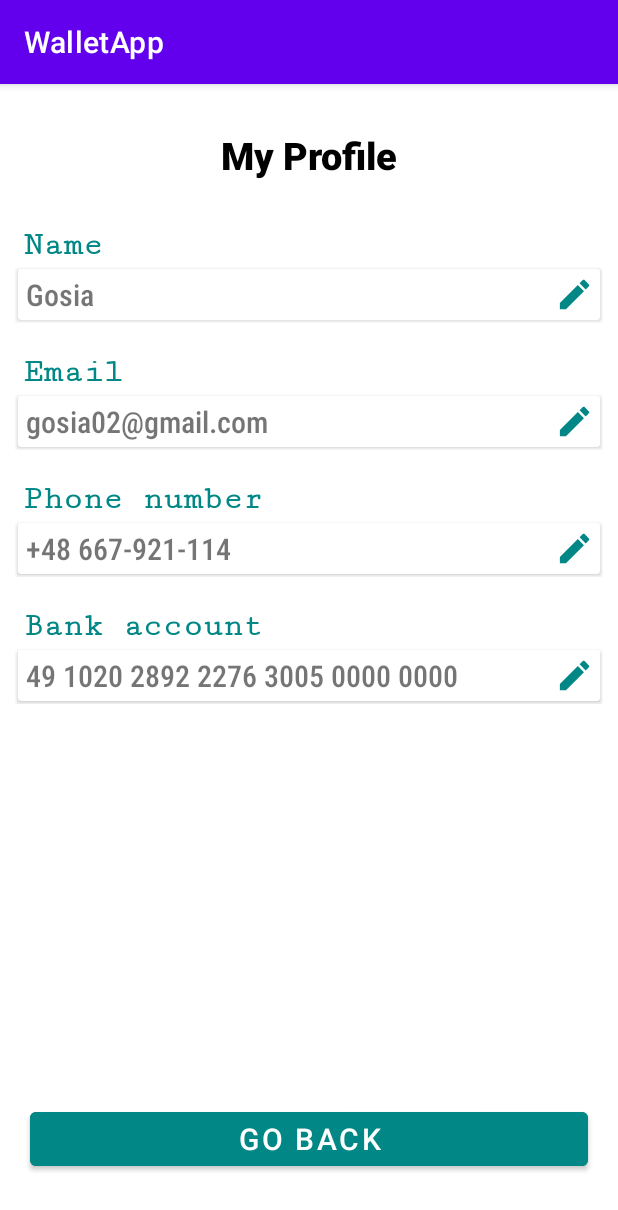
After one commit to cwirex/WalletApp-Android, an Android app: the ProfileActivity screen opened directly, with no data from a screen before it, on a phone screen of 412 x 824 dp. The commit adds this screen. Shown: the top 1210 px of the screen. Run offline under Robolectric (Android 15) with nearby library versions, the phone set to English and light mode, and no system bars.

Commit message:
Added ProfileActivity with Fragments

```diff
--- a/app/src/main/AndroidManifest.xml
+++ b/app/src/main/AndroidManifest.xml
@@ -9,6 +9,9 @@
         android:roundIcon="@mipmap/ic_launcher_round"
         android:supportsRtl="true"
         android:theme="@style/Theme.WalletApp">
+        <activity
+            android:name=".ProfileActivity"
+            android:exported="false" />
         <activity
             android:name=".StartActivity"
             android:exported="true">
@@ -26,8 +29,7 @@
             android:exported="false" />
         <activity
             android:name=".MainActivity"
-            android:exported="false">
-        </activity>
+            android:exported="false"></activity>
     </application>
 
 </manifest>
--- /dev/null
+++ b/app/src/main/java/com/example/walletapp/ProfileActivity.java
@@ -0,0 +1,55 @@
+package com.example.walletapp;
+
+import androidx.appcompat.app.AppCompatActivity;
+import androidx.fragment.app.FragmentTransaction;
+
+import android.os.Bundle;
+import android.widget.Button;
+
+public class ProfileActivity extends AppCompatActivity {
+    private Button btn_back;
+
+    @Override
+    protected void onCreate(Bundle savedInstanceState) {
+        super.onCreate(savedInstanceState);
+        setContentView(R.layout.activity_profile);
+
+        //todo:
+        // 1. create profile in DB
+        // 2. fetch data
+        // 3. update data
+
+        btn_back = findViewById(R.id.btn_profileBack);
+        btn_back.setOnClickListener(click -> finish());
+        if(savedInstanceState == null){
+            if(findViewById(R.id.frame1) != null){
+                ProfileDisplayFragment displayFragment = ProfileDisplayFragment.newInstance("Gosia", R.id.frame1);
+                FragmentTransaction FT = getSupportFragmentManager()
+                        .beginTransaction()
+                        .add(R.id.frame1, displayFragment, null);
+                FT.commit();
+            }
+            if(findViewById(R.id.frame2) != null){
+                ProfileDisplayFragment displayFragment = ProfileDisplayFragment.newInstance("gosia02@gmail.com", R.id.frame2);
+                FragmentTransaction FT = getSupportFragmentManager()
+                        .beginTransaction()
+                        .add(R.id.frame2, displayFragment, null);
+                FT.commit();
+            }
+            if(findViewById(R.id.frame3) != null){
+                ProfileDisplayFragment displayFragment = ProfileDisplayFragment.newInstance("+48 667-921-114", R.id.frame3);
+                FragmentTransaction FT = getSupportFragmentManager()
+                        .beginTransaction()
+                        .add(R.id.frame3, displayFragment, null);
+                FT.commit();
+            }
+            if(findViewById(R.id.frame4) != null){
+                ProfileDisplayFragment displayFragment = ProfileDisplayFragment.newInstance("49 1020 2892 2276 3005 0000 0000", R.id.frame4);
+                FragmentTransaction FT = getSupportFragmentManager()
+                        .beginTransaction()
+                        .add(R.id.frame4, displayFragment, null);
+                FT.commit();
+            }
+        }
+    }
+}
--- /dev/null
+++ b/app/src/main/java/com/example/walletapp/ProfileDisplayFragment.java
@@ -0,0 +1,63 @@
+package com.example.walletapp;
+
+import android.os.Bundle;
+
+import androidx.fragment.app.Fragment;
+import androidx.fragment.app.FragmentTransaction;
+
+import android.view.LayoutInflater;
+import android.view.View;
+import android.view.ViewGroup;
+import android.widget.ImageView;
+import android.widget.TextView;
+
+public class ProfileDisplayFragment extends Fragment {
+
+    // Factory method parameters
+    private static final String ARG_PARAM1 = "param1";
+    private static final String ARG_PARAM2 = "param2";
+    private String strValue;
+    private Integer containerViewId;
+
+    private ImageView btn_edit;
+
+    @Override
+    public View onCreateView(LayoutInflater inflater, ViewGroup container,
+                             Bundle savedInstanceState) {
+
+        View view = inflater.inflate(R.layout.fragment_profile_display, container, false);
+
+        btn_edit = view.findViewById(R.id.ic_edit_profile);
+        btn_edit.setOnClickListener(click -> {          // switch to editFragment when clicked
+            ProfileEditFragment editFragment = ProfileEditFragment.newInstance(strValue, containerViewId);
+            FragmentTransaction FT = getParentFragmentManager().beginTransaction()
+                    .replace(containerViewId, editFragment);
+            FT.commit();
+        });
+        TextView textView = view.findViewById(R.id.tv_profile);
+        textView.setText(strValue);
+        return view;
+    }
+
+    public ProfileDisplayFragment() {
+        // Required empty public constructor
+    }
+
+    public static ProfileDisplayFragment newInstance(String param1, Integer param2) {
+        ProfileDisplayFragment fragment = new ProfileDisplayFragment();
+        Bundle args = new Bundle();
+        args.putString(ARG_PARAM1, param1);
+        args.putInt(ARG_PARAM2, param2);
+        fragment.setArguments(args);
+        return fragment;
+    }
+
+    @Override
+    public void onCreate(Bundle savedInstanceState) {
+        super.onCreate(savedInstanceState);
+        if (getArguments() != null) {
+            strValue = getArguments().getString(ARG_PARAM1);
+            containerViewId = getArguments().getInt(ARG_PARAM2);
+        }
+    }
+}
--- /dev/null
+++ b/app/src/main/res/drawable/ic_check_30.xml
@@ -0,0 +1,5 @@
+<vector android:height="30dp" android:tint="?attr/colorControlNormal"
+    android:viewportHeight="24" android:viewportWidth="24"
+    android:width="30dp" xmlns:android="http://schemas.android.com/apk/res/android">
+    <path android:fillColor="@android:color/white" android:pathData="M9,16.17L4.83,12l-1.42,1.41L9,19 21,7l-1.41,-1.41z"/>
+</vector>
--- /dev/null
+++ b/app/src/main/res/drawable/ic_edit_26.xml
@@ -0,0 +1,5 @@
+<vector android:height="26dp" android:tint="?attr/colorControlNormal"
+    android:viewportHeight="24" android:viewportWidth="24"
+    android:width="26dp" xmlns:android="http://schemas.android.com/apk/res/android">
+    <path android:fillColor="@android:color/white" android:pathData="M3,17.25V21h3.75L17.81,9.94l-3.75,-3.75L3,17.25zM20.71,7.04c0.39,-0.39 0.39,-1.02 0,-1.41l-2.34,-2.34c-0.39,-0.39 -1.02,-0.39 -1.41,0l-1.83,1.83 3.75,3.75 1.83,-1.83z"/>
+</vector>
--- a/app/src/main/res/layout/activity_login.xml
+++ b/app/src/main/res/layout/activity_login.xml
@@ -33,7 +33,8 @@
             android:height="40dp"
             android:autofillHints="emailAddress"
             android:hint="@string/email"
-            android:inputType="textEmailAddress" />
+            android:inputType="textEmailAddress"
+            android:text="mywallet@wallet.app" />
     </com.google.android.material.textfield.TextInputLayout>
 
     <com.google.android.material.textfield.TextInputLayout
@@ -53,6 +54,7 @@
             android:height="40dp"
             android:autofillHints="password"
             android:hint="@string/password"
+            android:text="Mywallet1"
             android:inputType="textPassword" />
     </com.google.android.material.textfield.TextInputLayout>
 
--- /dev/null
+++ b/app/src/main/res/layout/activity_profile.xml
@@ -0,0 +1,110 @@
+<?xml version="1.0" encoding="utf-8"?>
+<LinearLayout xmlns:android="http://schemas.android.com/apk/res/android"
+    xmlns:app="http://schemas.android.com/apk/res-auto"
+    xmlns:tools="http://schemas.android.com/tools"
+    android:layout_width="match_parent"
+    android:layout_height="match_parent"
+    android:orientation="vertical"
+    android:layout_margin="10dp"
+    tools:context=".ProfileActivity">
+
+    <TextView
+        android:layout_width="match_parent"
+        android:layout_height="wrap_content"
+        android:layout_marginTop="20dp"
+        android:textSize="25sp"
+        android:fontFamily="sans-serif-black"
+        android:text="My Profile"
+        android:textAlignment="center"
+        android:textColor="@color/black"/>
+
+    <TextView
+        android:layout_width="match_parent"
+        android:layout_height="wrap_content"
+        android:layout_marginTop="30sp"
+        android:fontFamily="serif-monospace"
+        android:textStyle="bold"
+        android:textSize="22sp"
+        android:layout_marginStart="5dp"
+        android:layout_marginBottom="2dp"
+        android:textColor="@color/teal_700"
+        android:text="Name"
+        />
+    <FrameLayout
+        android:id="@+id/frame1"
+        android:layout_width="match_parent"
+        android:layout_height="wrap_content"
+        />
+
+    <TextView
+        android:layout_width="match_parent"
+        android:layout_height="wrap_content"
+        android:layout_marginTop="20sp"
+        android:fontFamily="serif-monospace"
+        android:textStyle="bold"
+        android:textSize="22sp"
+        android:layout_marginStart="5dp"
+        android:layout_marginBottom="2dp"
+        android:textColor="@color/teal_700"
+        android:text="Email"
+        />
+    <FrameLayout
+        android:id="@+id/frame2"
+        android:layout_width="match_parent"
+        android:layout_height="wrap_content"
+        />
+
+    <TextView
+        android:layout_width="match_parent"
+        android:layout_height="wrap_content"
+        android:layout_marginTop="20sp"
+        android:fontFamily="serif-monospace"
+        android:textStyle="bold"
+        android:textSize="22sp"
+        android:layout_marginStart="5dp"
+        android:layout_marginBottom="2dp"
+        android:textColor="@color/teal_700"
+        android:text="Phone number"
+        />
+    <FrameLayout
+        android:id="@+id/frame3"
+        android:layout_width="match_parent"
+        android:layout_height="wrap_content"
+        />
+
+    <TextView
+        android:layout_width="match_parent"
+        android:layout_height="wrap_content"
+        android:layout_marginTop="20sp"
+        android:fontFamily="serif-monospace"
+        android:textStyle="bold"
+        android:textSize="22sp"
+        android:layout_marginStart="5dp"
+        android:layout_marginBottom="2dp"
+        android:textColor="@color/teal_700"
+        android:text="Bank account"
+        />
+    <FrameLayout
+        android:id="@+id/frame4"
+        android:layout_width="match_parent"
+        android:layout_height="wrap_content"
+        />
+
+    <LinearLayout
+        android:layout_width="match_parent"
+        android:layout_height="match_parent">
+        <Button
+            android:id="@+id/btn_profileBack"
+            android:layout_width="match_parent"
+            android:layout_height="wrap_content"
+            android:layout_gravity="bottom"
+            android:layout_marginHorizontal="10dp"
+            android:layout_marginBottom="15dp"
+            android:backgroundTint="@color/teal_700"
+            android:textSize="20sp"
+            android:text="Go back"
+            />
+    </LinearLayout>
+
+
+</LinearLayout>
--- /dev/null
+++ b/app/src/main/res/layout/fragment_profile_display.xml
@@ -0,0 +1,45 @@
+<?xml version="1.0" encoding="utf-8"?>
+<FrameLayout xmlns:android="http://schemas.android.com/apk/res/android"
+    xmlns:app="http://schemas.android.com/apk/res-auto"
+    xmlns:tools="http://schemas.android.com/tools"
+    android:layout_width="match_parent"
+    android:layout_height="wrap_content"
+    tools:context=".ProfileDisplayFragment">
+
+    <androidx.cardview.widget.CardView
+        android:layout_width="match_parent"
+        android:layout_height="wrap_content"
+        android:layout_gravity="start"
+        android:layout_margin="2dp"
+        android:elevation="3dp">
+
+        <LinearLayout
+            android:layout_width="match_parent"
+            android:layout_height="wrap_content"
+            android:gravity="center"
+            android:orientation="horizontal">
+
+            <TextView
+                android:id="@+id/tv_profile"
+                android:layout_width="0dp"
+                android:layout_height="match_parent"
+                android:layout_weight="1"
+                android:gravity="start|center_vertical"
+                android:textSize="20sp"
+                android:fontFamily="sans-serif-condensed-medium"
+                android:layout_marginStart="5dp"
+                android:text="@string/lorem" />
+
+            <ImageView
+                android:id="@+id/ic_edit_profile"
+                android:layout_width="wrap_content"
+                android:layout_height="wrap_content"
+                android:layout_gravity="end|center_vertical"
+                android:padding="2dp"
+                android:layout_margin="2dp"
+                android:src="@drawable/ic_edit_26"
+                app:tint="@color/teal_700"
+                android:contentDescription="Edit" />
+        </LinearLayout>
+    </androidx.cardview.widget.CardView>
+</FrameLayout>
--- a/app/src/main/res/values/strings.xml
+++ b/app/src/main/res/values/strings.xml
@@ -7,4 +7,5 @@
     <string name="email">Email</string>
     <string name="register">Register</string>
     <string name="login">Login</string>
+    <string name="lorem">Lorem ipsum</string>
 </resources>
```
Also changed, not shown: app/src/main/java/com/example/walletapp/MainActivity.java (+8 -0 lines), app/src/main/java/com/example/walletapp/ProfileEditFragment.java (added, +68 -0 lines), app/src/main/res/layout/activity_main.xml (+9 -0 lines), app/src/main/res/layout/fragment_profile_edit.xml (added, +47 -0 lines).
